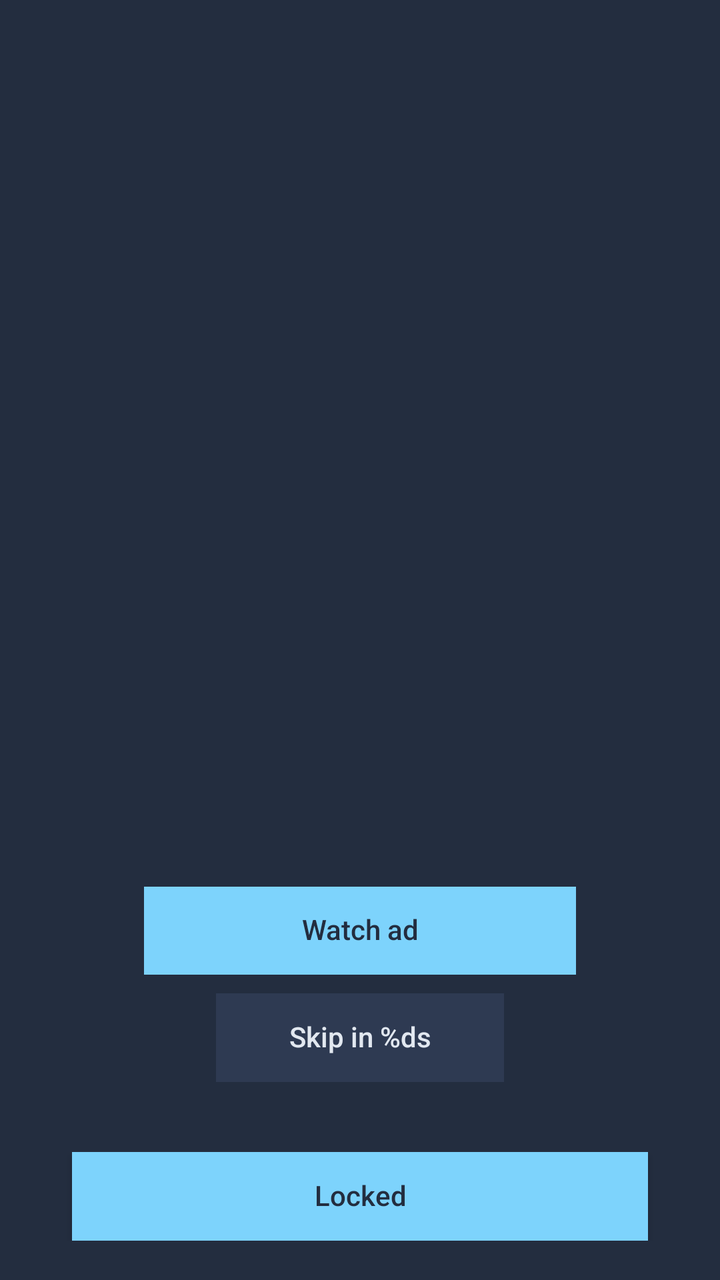
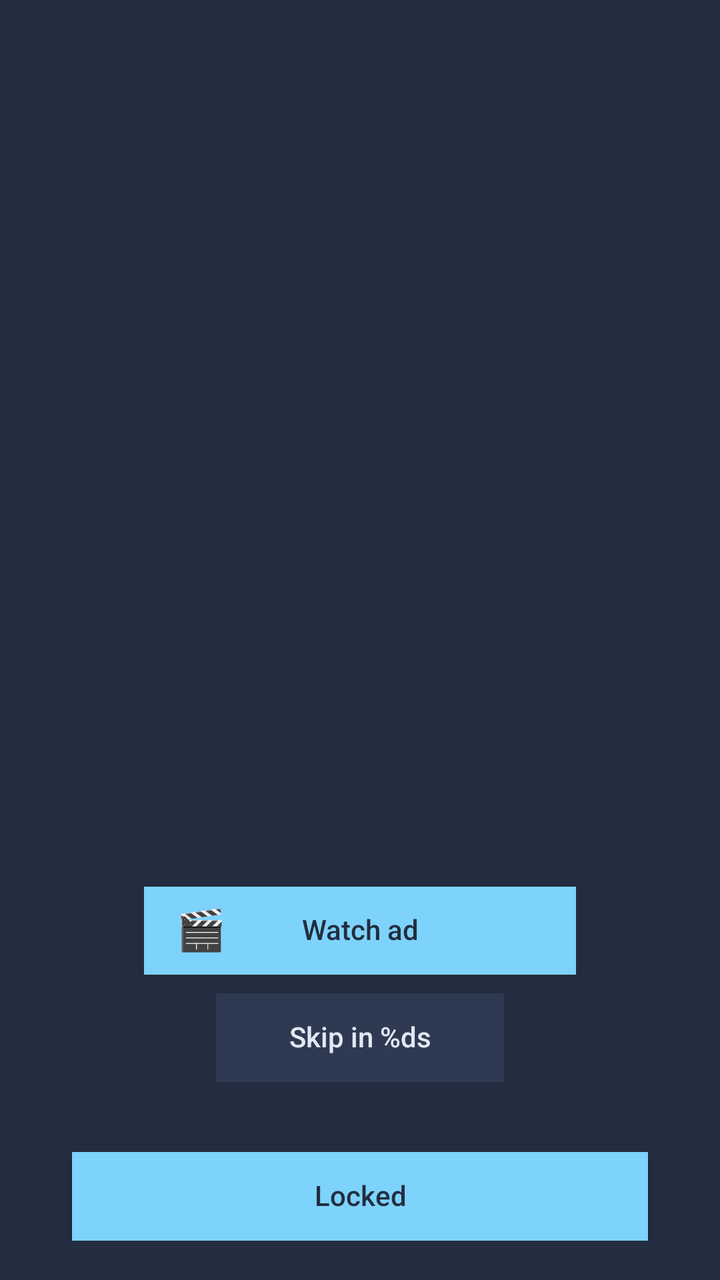

Screens rendered from an Android XML layout before and after an edit, with the pre-edit source and the edit as a unified diff.
<!-- AndroidManifest.xml: activity theme Theme.NihalHome -->
<!-- res/layout/activity_premium.xml -->
<?xml version="1.0" encoding="utf-8"?>
<LinearLayout xmlns:android="http://schemas.android.com/apk/res/android"
    android:layout_width="match_parent"
    android:layout_height="match_parent"
    android:orientation="vertical"
    android:weightSum="1000"
    android:background="@color/onboarding_background">

    <View
        android:layout_width="match_parent"
        android:layout_height="0dp"
        android:layout_weight="30" />

    <View
        android:layout_width="match_parent"
        android:layout_height="0dp"
        android:layout_weight="663" />

    <LinearLayout
        android:layout_width="match_parent"
        android:layout_height="0dp"
        android:layout_weight="69"
        android:orientation="horizontal"
        android:weightSum="100">

        <View
            android:layout_width="0dp"
            android:layout_height="match_parent"
            android:layout_weight="20" />

        <FrameLayout
            android:id="@+id/watchAdContainer"
            android:layout_width="0dp"
            android:layout_height="match_parent"
            android:layout_weight="60">

            <Button
                android:id="@+id/buttonWatchAd"
                android:layout_width="match_parent"
                android:layout_height="match_parent"
                android:background="@color/onboarding_accent"
                android:text="@string/action_watch_ad"
                android:textColor="@color/onboarding_button_text"
                android:textAllCaps="false"
                android:includeFontPadding="false"
                android:elevation="0dp" />

            <TextView
                android:id="@+id/emojiWatchAd"
                android:layout_width="wrap_content"
                android:layout_height="wrap_content"
                android:layout_gravity="start|center_vertical"
                android:layout_marginStart="16dp"
                android:text="🎬"
                android:textColor="@color/onboarding_button_text"
                android:includeFontPadding="false"
                android:visibility="visible"
                android:clickable="false"
                android:focusable="false"
                android:importantForAccessibility="no" />

        </FrameLayout>

        <View
            android:layout_width="0dp"
            android:layout_height="match_parent"
            android:layout_weight="20" />

    </LinearLayout>

    <View
        android:layout_width="match_parent"
        android:layout_height="0dp"
        android:layout_weight="15" />

    <LinearLayout
        android:layout_width="match_parent"
        android:layout_height="0dp"
        android:layout_weight="69"
        android:orientation="horizontal"
        android:weightSum="100">

        <View
            android:layout_width="0dp"
            android:layout_height="match_parent"
            android:layout_weight="30" />

        <Button
            android:id="@+id/buttonSkip"
            android:layout_width="0dp"
            android:layout_height="match_parent"
            android:layout_weight="40"
            android:background="@color/onboarding_button_unselected"
            android:text="@string/action_skip_in_seconds"
            android:textColor="@color/onboarding_heading"
            android:textAllCaps="false"
            android:includeFontPadding="false"
            android:enabled="false"
            android:elevation="0dp" />

        <View
            android:layout_width="0dp"
            android:layout_height="match_parent"
            android:layout_weight="30" />

    </LinearLayout>

    <View
        android:layout_width="match_parent"
        android:layout_height="0dp"
        android:layout_weight="15" />

    <View
        android:layout_width="match_parent"
        android:layout_height="0dp"
        android:layout_weight="40" />

    <LinearLayout
        android:layout_width="match_parent"
        android:layout_height="0dp"
        android:layout_weight="69"
        android:orientation="horizontal"
        android:weightSum="100">

        <View
            android:layout_width="0dp"
            android:layout_height="match_parent"
            android:layout_weight="10" />

        <Button
            android:id="@+id/buttonLocked"
            android:layout_width="0dp"
            android:layout_height="match_parent"
            android:layout_weight="80"
            android:background="@color/onboarding_accent"
            android:text="@string/action_locked"
            android:textColor="@color/onboarding_button_text"
            android:textAllCaps="false"
            android:includeFontPadding="false"
            android:elevation="0dp" />

        <View
            android:layout_width="0dp"
            android:layout_height="match_parent"
            android:layout_weight="10" />

    </LinearLayout>

    <View
        android:layout_width="match_parent"
        android:layout_height="0dp"
        android:layout_weight="30" />

</LinearLayout>
<!-- resources referenced by this layout -->
<resources>
  <color name="onboarding_accent">#7DD3FC</color>
  <color name="onboarding_background">#232D3F</color>
  <color name="onboarding_button_text">#232D3F</color>
  <color name="onboarding_button_unselected">#2E3A52</color>
  <color name="onboarding_heading">#E2E8F0</color>
  <string name="action_locked">Locked</string>
  <string name="action_skip_in_seconds">Skip in %ds</string>
  <string name="action_watch_ad">Watch ad</string>
  <style name="Theme.NihalHome" parent="android:Theme.Material.Light.NoActionBar">
          <item name="android:windowBackground">@android:color/white</item>
          <item name="android:statusBarColor">@android:color/white</item>
          <item name="android:navigationBarColor">@android:color/white</item>
          <item name="android:windowLightStatusBar">true</item>
      </style>
</resources>

<!-- the commit's change to res/layout/activity_premium.xml (unified diff, before → after) -->
@@ -52,11 +52,14 @@
                 android:layout_gravity="start|center_vertical"
                 android:layout_marginStart="16dp"
                 android:text="🎬"
+                android:textSize="20sp"
                 android:textColor="@color/onboarding_button_text"
                 android:includeFontPadding="false"
                 android:visibility="visible"
                 android:clickable="false"
                 android:focusable="false"
+                android:elevation="4dp"
+                android:translationZ="4dp"
                 android:importantForAccessibility="no" />
 
         </FrameLayout>
